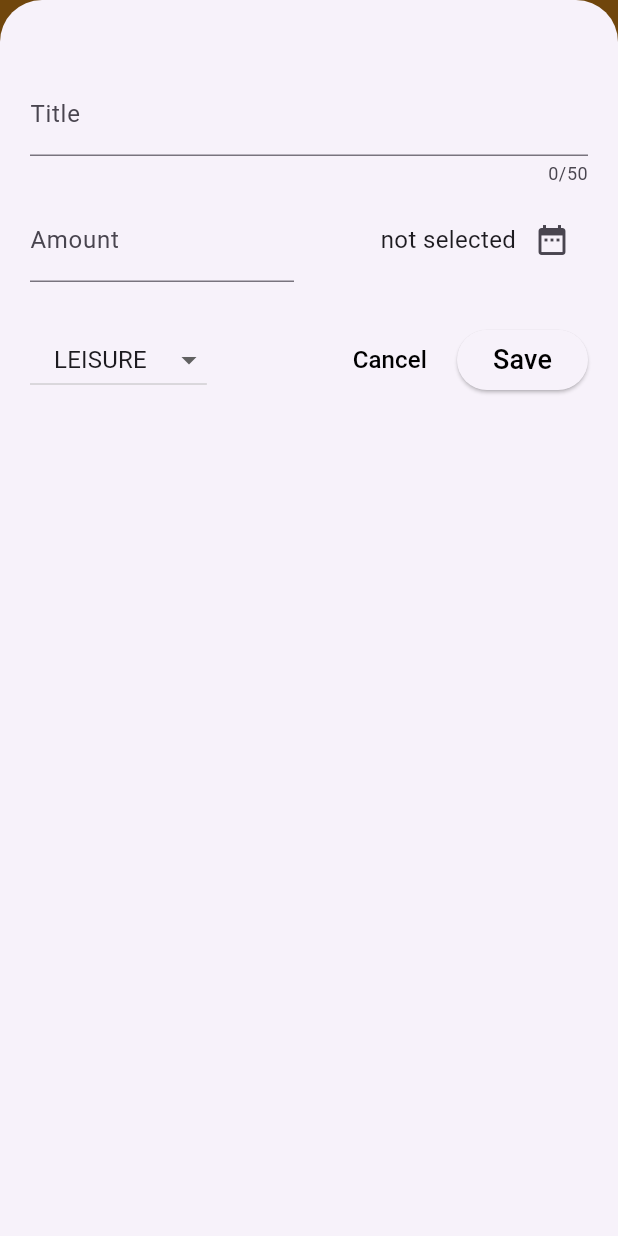
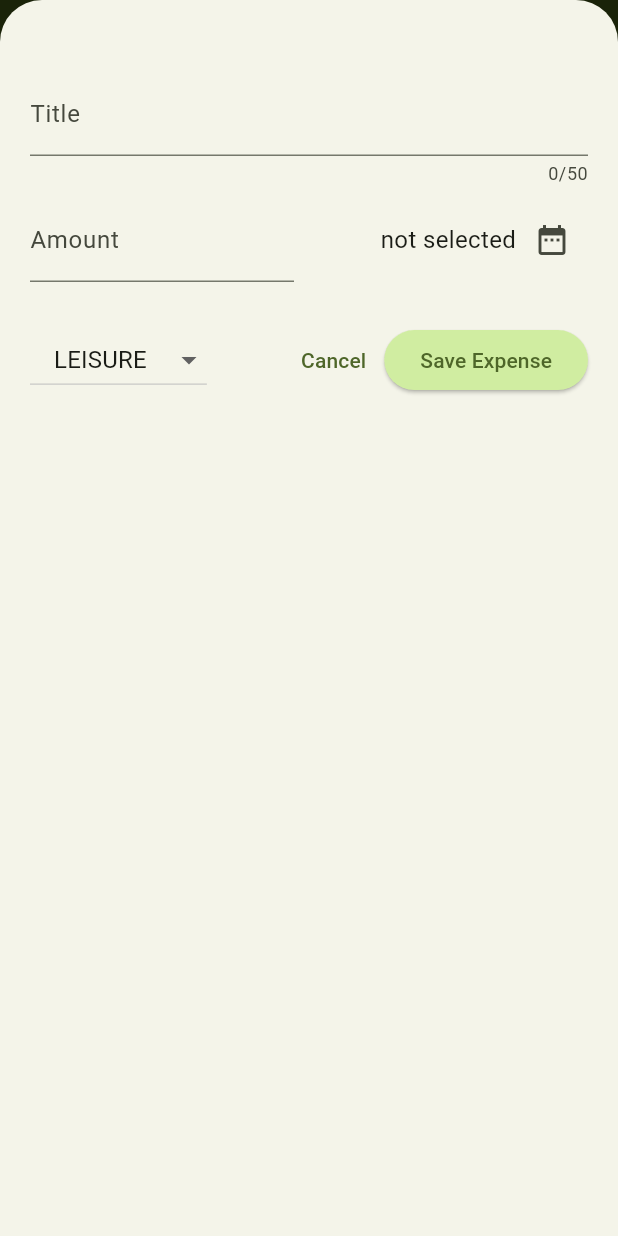
Before and after one commit to RonydaEssam/expense_tracker, a Flutter app: the screen it shows after launch, after a tap on the "add" icon, on a phone screen of 412 x 824 dp. Run offline on Flutter 3.47's test engine with Material 3 defaults, Android fonts, the phone set to English and light mode, and no system bars.

Commit message:
adding themes to the app

```diff
--- a/lib/main.dart
+++ b/lib/main.dart
@@ -1,5 +1,14 @@
 import 'package:flutter/material.dart';
 import 'package:expense_tracker/widgets/expenses.dart';
+
+var kColorScheme = ColorScheme.fromSeed(
+  seedColor: Color.fromRGBO(129, 144, 103, 100),
+);
+
+var kDarkColorScheme = ColorScheme.fromSeed(
+  brightness: Brightness.dark,
+  seedColor: Color.fromRGBO(10, 64, 12, 100),
+);
 
 void main() {
   runApp(const MyApp());
@@ -12,7 +21,52 @@ class MyApp extends StatelessWidget {
   Widget build(BuildContext context) {
     return MaterialApp(
       debugShowCheckedModeBanner: false,
-      home: Expenses(),
+      darkTheme: ThemeData.dark().copyWith(
+        colorScheme: kDarkColorScheme,
+        cardTheme: const CardThemeData().copyWith(
+          color: kDarkColorScheme.secondaryContainer,
+          margin: EdgeInsets.symmetric(horizontal: 16, vertical: 8),
+        ),
+        elevatedButtonTheme: ElevatedButtonThemeData(
+          style: ElevatedButton.styleFrom(
+            backgroundColor: kDarkColorScheme.primaryContainer,
+            foregroundColor: kDarkColorScheme.onPrimaryContainer,
+          ),
+        ),
+      ),
+      theme: ThemeData.light().copyWith(
+        colorScheme: kColorScheme,
+        appBarTheme: const AppBarTheme().copyWith(
+          backgroundColor: kColorScheme.onPrimaryContainer,
+          foregroundColor: kColorScheme.primaryContainer,
+        ),
+        cardTheme: const CardThemeData().copyWith(
+          color: kColorScheme.secondaryContainer,
+          margin: EdgeInsets.symmetric(horizontal: 16, vertical: 8),
+        ),
+        elevatedButtonTheme: ElevatedButtonThemeData(
+          style: ElevatedButton.styleFrom(
+            backgroundColor: kColorScheme.primaryContainer,
+          ),
+        ),
+        textTheme: TextTheme(
+          titleLarge: TextStyle(
+            fontSize: 20,
+            fontWeight: FontWeight.w500,
+            color: Colors.black,
+          ),
+          bodyMedium: TextStyle(
+            fontSize: 16,
+            color: kColorScheme.onSurface,
+          ),
+          titleMedium: TextStyle().copyWith(
+            color: kColorScheme.onSurface,
+            fontWeight: FontWeight.normal,
+          ),
+        ),
+      ),
+      themeMode: ThemeMode.system,
+      home: const Expenses(),
     );
   }
 }
--- a/lib/widgets/expenses.dart
+++ b/lib/widgets/expenses.dart
@@ -82,7 +82,7 @@ class _ExpensesState extends State<Expenses> {
       // backgroundColor: Color.fromRGBO(249, 245, 240, 100),
       appBar: AppBar(
         title: const Text('Expenses Tracker'),
-        backgroundColor: Color.fromRGBO(244, 153, 26, 100),
+        // backgroundColor: Color.fromRGBO(244, 153, 26, 100),
         actions: [
           IconButton(
             onPressed: _openAddExpenseOverlay,
--- a/lib/widgets/expenses_list/expense_item.dart
+++ b/lib/widgets/expenses_list/expense_item.dart
@@ -9,17 +9,17 @@ class ExpenseItem extends StatelessWidget {
   @override
   Widget build(BuildContext context) {
     return Card(
-      surfaceTintColor: Color.fromRGBO(52, 79, 31, 100),
       child: Padding(
         padding: const EdgeInsets.symmetric(
           horizontal: 20,
           vertical: 16,
         ),
         child: Column(
+          crossAxisAlignment: CrossAxisAlignment.start,
           children: [
             Text(
               expense.title,
-              style: TextStyle(color: Colors.black, fontSize: 18),
+              style: Theme.of(context).textTheme.titleLarge,
             ),
             SizedBox(
               height: 12,
@@ -28,7 +28,6 @@ class ExpenseItem extends StatelessWidget {
               children: [
                 Text(
                   '${expense.amount.toStringAsFixed(2)} EGP',
-                  style: TextStyle(color: Colors.black, fontSize: 16),
                 ),
                 const Spacer(),
                 Row(
@@ -37,7 +36,6 @@ class ExpenseItem extends StatelessWidget {
                     SizedBox(width: 8),
                     Text(
                       expense.formattedDate,
-                      style: TextStyle(color: Colors.black, fontSize: 16),
                     ),
                   ],
                 ),
--- a/lib/widgets/expenses_list/expenses_list.dart
+++ b/lib/widgets/expenses_list/expenses_list.dart
@@ -18,6 +18,15 @@ class ExpensesList extends StatelessWidget {
       itemCount: expenses.length,
       itemBuilder: (context, index) {
         return Dismissible(
+          background: Container(
+            margin: Theme.of(context).cardTheme.margin,
+            decoration: BoxDecoration(
+              color: Theme.of(
+                context,
+              ).colorScheme.error.withValues(alpha: 0.75),
+              borderRadius: BorderRadius.circular(10),
+            ),
+          ),
           key: ValueKey(expenses[index]),
           onDismissed: (direction) {
             onRemoveExpense(expenses[index]);
--- a/lib/widgets/new_expense.dart
+++ b/lib/widgets/new_expense.dart
@@ -127,7 +127,6 @@ class _NewExpenseState extends State<NewExpense> {
                       _selectedDate == null
                           ? 'not selected'
                           : formatter.format(_selectedDate!),
-                      style: TextStyle(fontSize: 16),
                     ),
                     IconButton(
                       onPressed: _presentDatePicker,
@@ -155,7 +154,6 @@ class _NewExpenseState extends State<NewExpense> {
                           ),
                           child: Text(
                             category.name.toUpperCase(),
-                            style: TextStyle(fontWeight: FontWeight.w400),
                           ),
                         ),
                       ),
@@ -177,15 +175,12 @@ class _NewExpenseState extends State<NewExpense> {
                 },
                 child: Text(
                   'Cancel',
-                  style: TextStyle(color: Colors.black, fontSize: 16),
                 ),
               ),
-              SizedBox(width: 8),
               ElevatedButton(
                 onPressed: _submitExpenseData,
                 child: const Text(
-                  'Save',
-                  style: TextStyle(color: Colors.black, fontSize: 18),
+                  'Save Expense',
                 ),
               ),
             ],
```
